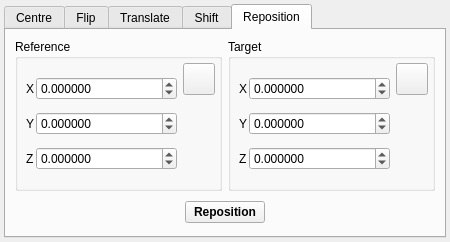
First picture: the form in branches/nugui/src/gui/position.ui, repository trisyoungs/aten, before the edit.
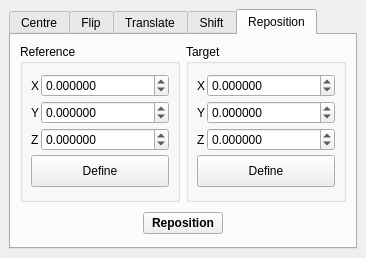
Second picture: the form after the edit. The open tabs and pages were chosen to show the change. Icons and pictures are not drawn.

Commit message: Renamed fragment* to fragments* in src/gui. Converted some more tool windows to dock widgets.

The edit to the form file:
```diff
--- a/branches/nugui/src/gui/position.ui
+++ b/branches/nugui/src/gui/position.ui
@@ -1,34 +1,19 @@
 <ui version="4.0">
- <class>PositionDialog</class>
- <widget class="QDialog" name="PositionDialog">
+ <class>PositionWidget</class>
+ <widget class="QDockWidget" name="PositionWidget">
   <property name="geometry">
    <rect>
     <x>0</x>
     <y>0</y>
-    <width>450</width>
-    <height>242</height>
+    <width>250</width>
+    <height>258</height>
    </rect>
   </property>
-  <property name="sizePolicy">
-   <sizepolicy hsizetype="Minimum" vsizetype="Minimum">
-    <horstretch>0</horstretch>
-    <verstretch>0</verstretch>
-   </sizepolicy>
-  </property>
   <property name="windowTitle">
    <string>Position Atoms</string>
   </property>
-  <property name="windowIcon">
-   <iconset resource="icons.qrc">
-    <normaloff>:/stackicons/icons/stack_position.svg</normaloff>:/stackicons/icons/stack_position.svg</iconset>
-  </property>
-  <layout class="QHBoxLayout" name="horizontalLayout">
-   <property name="spacing">
-    <number>2</number>
-   </property>
-   <property name="margin">
-    <number>4</number>
-   </property>
+  <widget class="QWidget" name="dockWidgetContents">
+   <layout class="QVBoxLayout" name="verticalLayout_8">
    <item>
     <widget class="QTabWidget" name="tabWidget">
      <property name="currentIndex">
@@ -1317,7 +1302,7 @@
            <property name="title">
             <string>Reference</string>
            </property>
-           <layout class="QHBoxLayout">
+            <layout class="QHBoxLayout" name="_14">
             <property name="spacing">
              <number>2</number>
             </property>
@@ -1325,7 +1310,7 @@
              <number>4</number>
             </property>
             <item>
-             <layout class="QGridLayout">
+              <layout class="QGridLayout" name="_15">
               <property name="margin">
                <number>4</number>
               </property>
@@ -1428,15 +1413,14 @@
                 </property>
                </widget>
               </item>
-             </layout>
-            </item>
-            <item>
-             <layout class="QVBoxLayout">
-              <property name="spacing">
-               <number>2</number>
-              </property>
-              <item>
+               <item row="3" column="0" colspan="2">
                <widget class="QPushButton" name="DefineRepositionReferenceButton">
+                 <property name="sizePolicy">
+                  <sizepolicy hsizetype="Expanding" vsizetype="Fixed">
+                   <horstretch>0</horstretch>
+                   <verstretch>0</verstretch>
+                  </sizepolicy>
+                 </property>
                 <property name="minimumSize">
                  <size>
                   <width>32</width>
@@ -1445,7 +1429,7 @@
                 </property>
                 <property name="maximumSize">
                  <size>
-                  <width>32</width>
+                   <width>88888</width>
                   <height>32</height>
                  </size>
                 </property>
@@ -1453,7 +1437,7 @@
                  <string>Define centre from current selection</string>
                 </property>
                 <property name="text">
-                 <string/>
+                  <string>Define</string>
                 </property>
                 <property name="icon">
                  <iconset resource="icons.qrc">
@@ -1470,19 +1454,6 @@
                 </property>
                </widget>
               </item>
-              <item>
-               <spacer>
-                <property name="orientation">
-                 <enum>Qt::Vertical</enum>
-                </property>
-                <property name="sizeHint" stdset="0">
-                 <size>
-                  <width>24</width>
-                  <height>31</height>
-                 </size>
-                </property>
-               </spacer>
-              </item>
              </layout>
             </item>
            </layout>
@@ -1499,7 +1470,7 @@
            <property name="title">
             <string>Target</string>
            </property>
-           <layout class="QHBoxLayout">
+            <layout class="QHBoxLayout" name="_17">
             <property name="spacing">
              <number>2</number>
             </property>
@@ -1507,7 +1478,7 @@
              <number>4</number>
             </property>
             <item>
-             <layout class="QGridLayout">
+              <layout class="QGridLayout" name="_18">
               <property name="margin">
                <number>4</number>
               </property>
@@ -1610,14 +1581,7 @@
                 </property>
                </widget>
               </item>
-             </layout>
-            </item>
-            <item>
-             <layout class="QVBoxLayout">
-              <property name="spacing">
-               <number>2</number>
-              </property>
-              <item>
+               <item row="3" column="0" colspan="2">
                <widget class="QPushButton" name="DefineRepositionTargetButton">
                 <property name="minimumSize">
                  <size>
@@ -1627,7 +1591,7 @@
                 </property>
                 <property name="maximumSize">
                  <size>
-                  <width>32</width>
+                   <width>9999</width>
                   <height>32</height>
                  </size>
                 </property>
@@ -1635,7 +1599,7 @@
                  <string>Define centre from current selection</string>
                 </property>
                 <property name="text">
-                 <string/>
+                  <string>Define</string>
                 </property>
                 <property name="icon">
                  <iconset resource="icons.qrc">
@@ -1652,19 +1616,6 @@
                 </property>
                </widget>
               </item>
-              <item>
-               <spacer>
-                <property name="orientation">
-                 <enum>Qt::Vertical</enum>
-                </property>
-                <property name="sizeHint" stdset="0">
-                 <size>
-                  <width>24</width>
-                  <height>31</height>
-                 </size>
-                </property>
-               </spacer>
-              </item>
              </layout>
             </item>
            </layout>
@@ -1673,7 +1624,7 @@
         </layout>
        </item>
        <item>
-        <layout class="QHBoxLayout">
+         <layout class="QHBoxLayout" name="_20">
          <property name="spacing">
           <number>2</number>
          </property>
@@ -1687,7 +1638,7 @@
            </property>
            <property name="sizeHint" stdset="0">
             <size>
-             <width>30</width>
+              <width>0</width>
              <height>20</height>
             </size>
            </property>
@@ -1719,7 +1670,7 @@
            </property>
            <property name="sizeHint" stdset="0">
             <size>
-             <width>30</width>
+              <width>0</width>
              <height>20</height>
             </size>
            </property>
@@ -1733,31 +1684,7 @@
    </item>
   </layout>
  </widget>
- <tabstops>
-  <tabstop>CentreXSpin</tabstop>
-  <tabstop>CentreYSpin</tabstop>
-  <tabstop>CentreZSpin</tabstop>
-  <tabstop>CentreSelectionButton</tabstop>
-  <tabstop>FlipXButton</tabstop>
-  <tabstop>FlipYButton</tabstop>
-  <tabstop>FlipZButton</tabstop>
-  <tabstop>TranslateModelFrameRadio</tabstop>
-  <tabstop>TranslateWorldFrameRadio</tabstop>
-  <tabstop>TranslateCellFrameRadio</tabstop>
-  <tabstop>TranslateNegXButton</tabstop>
-  <tabstop>TranslatePosYButton</tabstop>
-  <tabstop>TranslatePosXButton</tabstop>
-  <tabstop>TranslateNegZButton</tabstop>
-  <tabstop>TranslateNegYButton</tabstop>
-  <tabstop>TranslatePosZButton</tabstop>
-  <tabstop>TranslateShiftSpin</tabstop>
-  <tabstop>VectorShiftXSpin</tabstop>
-  <tabstop>VectorShiftYSpin</tabstop>
-  <tabstop>VectorShiftZSpin</tabstop>
-  <tabstop>VectorDeltaSpin</tabstop>
-  <tabstop>VectorShiftPositiveButton</tabstop>
-  <tabstop>VectorShiftNegativeButton</tabstop>
- </tabstops>
+ </widget>
  <resources>
   <include location="icons.qrc"/>
  </resources>
```
Left out of the diff: 48 changed lines with no effect on the pictures. Lines whose indentation alone changed are shown as unchanged. The commit also changes 14 other files.
